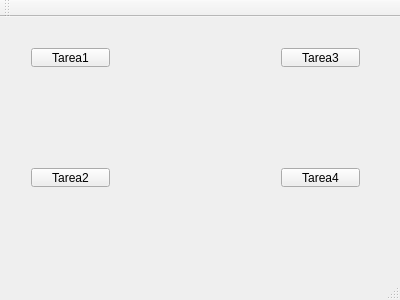
Qt form Tareas_PrimerParcial/mainwindow.ui (ECruz25/Tarea1-EstructuraDeDatos) before a commit.
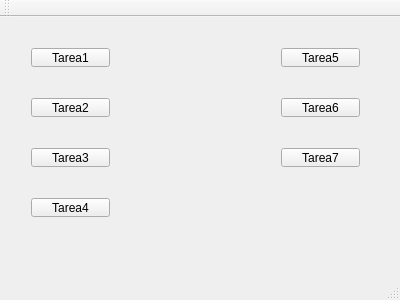
The same form after that commit.

Commit message: Tarea 6 y 7

Diff of the .ui file:
```diff
--- a/Tareas_PrimerParcial/mainwindow.ui
+++ b/Tareas_PrimerParcial/mainwindow.ui
@@ -36,8 +36,8 @@
    <widget class="QWidget" name="gridLayoutWidget_2">
     <property name="geometry">
      <rect>
-      <x>270</x>
-      <y>20</y>
+      <x>20</x>
+      <y>120</y>
       <width>101</width>
       <height>41</height>
      </rect>
@@ -55,8 +55,8 @@
    <widget class="QWidget" name="gridLayoutWidget_3">
     <property name="geometry">
      <rect>
-      <x>270</x>
-      <y>140</y>
+      <x>20</x>
+      <y>170</y>
       <width>101</width>
       <height>41</height>
      </rect>
@@ -75,7 +75,7 @@
     <property name="geometry">
      <rect>
       <x>20</x>
-      <y>140</y>
+      <y>70</y>
       <width>101</width>
       <height>41</height>
      </rect>
@@ -90,6 +90,63 @@
      </item>
     </layout>
    </widget>
+   <widget class="QWidget" name="gridLayoutWidget_5">
+    <property name="geometry">
+     <rect>
+      <x>270</x>
+      <y>20</y>
+      <width>101</width>
+      <height>41</height>
+     </rect>
+    </property>
+    <layout class="QGridLayout" name="gridLayout_5">
+     <item row="0" column="0">
+      <widget class="QPushButton" name="tarea5btn">
+       <property name="text">
+        <string>Tarea5</string>
+       </property>
+      </widget>
+     </item>
+    </layout>
+   </widget>
+   <widget class="QWidget" name="gridLayoutWidget_6">
+    <property name="geometry">
+     <rect>
+      <x>270</x>
+      <y>70</y>
+      <width>101</width>
+      <height>41</height>
+     </rect>
+    </property>
+    <layout class="QGridLayout" name="gridLayout_6">
+     <item row="0" column="0">
+      <widget class="QPushButton" name="tarea6btn">
+       <property name="text">
+        <string>Tarea6</string>
+       </property>
+      </widget>
+     </item>
+    </layout>
+   </widget>
+   <widget class="QWidget" name="gridLayoutWidget_7">
+    <property name="geometry">
+     <rect>
+      <x>270</x>
+      <y>120</y>
+      <width>101</width>
+      <height>41</height>
+     </rect>
+    </property>
+    <layout class="QGridLayout" name="gridLayout_7">
+     <item row="0" column="0">
+      <widget class="QPushButton" name="tarea7btn">
+       <property name="text">
+        <string>Tarea7</string>
+       </property>
+      </widget>
+     </item>
+    </layout>
+   </widget>
   </widget>
   <widget class="QMenuBar" name="menuBar">
    <property name="geometry">
```
The commit also changes 15 other files.
